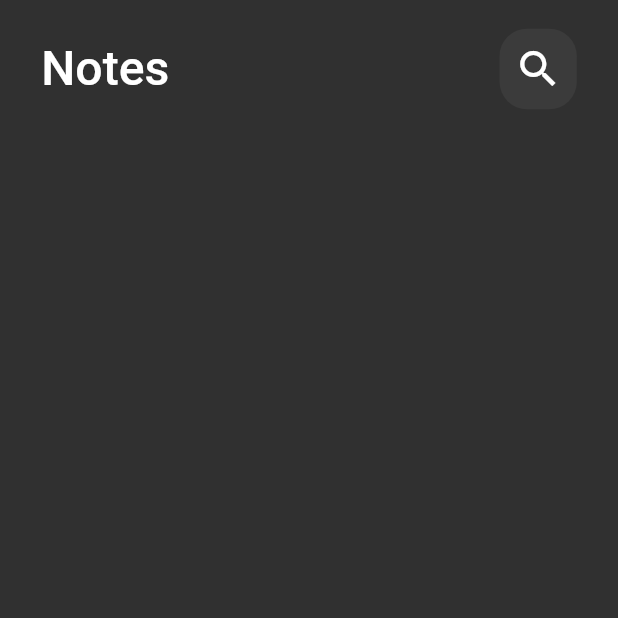
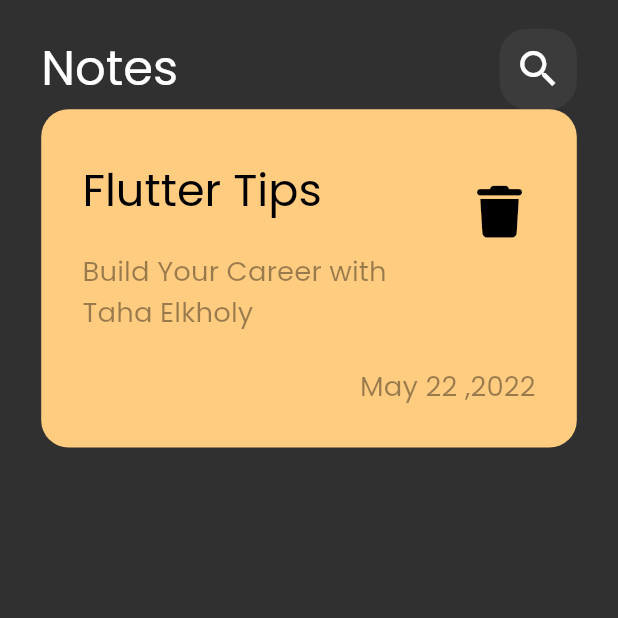
Before and after one commit to taha-elkholy/notes_app, a Flutter app: the screen it shows after launch, on a phone screen of 412 x 824 dp, the top half of it. Run offline on Flutter 3.47's test engine with Material 2 defaults, Android fonts, the phone set to English and light mode, and no system bars; our stand-ins replace flutter_screenutil, font_awesome_flutter.

Commit message:
add the note item

```diff
--- a/lib/main.dart
+++ b/lib/main.dart
@@ -20,13 +20,20 @@ class NotesApp extends StatelessWidget {
           debugShowCheckedModeBanner: false,
           theme: ThemeData(
             brightness: Brightness.dark,
+            fontFamily: 'Poppins',
             appBarTheme: const AppBarTheme(
               elevation: 0,
               backgroundColor: Colors.transparent,
             ),
-                textTheme: TextTheme(titleLarge: TextStyle(fontSize: 28.sp))),
+            textTheme: TextTheme(
+              titleLarge: TextStyle(fontSize: 28.sp),
+              titleMedium: TextStyle(fontSize: 26.sp),
+              titleSmall: TextStyle(fontSize: 16.sp),
+            ),
+          ),
           home: const NotesView(),
         );
-        });
+      },
+    );
   }
 }
--- /dev/null
+++ b/lib/views/widgets/note_item.dart
@@ -0,0 +1,65 @@
+import 'package:flutter/material.dart';
+import 'package:flutter_screenutil/flutter_screenutil.dart';
+import 'package:font_awesome_flutter/font_awesome_flutter.dart';
+
+class NoteItem extends StatelessWidget {
+  const NoteItem({super.key});
+
+  @override
+  Widget build(BuildContext context) {
+    return DecoratedBox(
+      decoration: BoxDecoration(
+        color: const Color(0xffffcc80),
+        borderRadius: BorderRadius.circular(16.r),
+      ),
+      child: Padding(
+        padding: EdgeInsets.all(24.w),
+        child: Column(
+          crossAxisAlignment: CrossAxisAlignment.end,
+          mainAxisSize: MainAxisSize.min,
+          children: [
+            ListTile(
+              contentPadding: EdgeInsets.zero,
+              title: Text(
+                'Flutter Tips',
+                maxLines: 1,
+                overflow: TextOverflow.ellipsis,
+                style: Theme.of(context)
+                    .textTheme
+                    .titleMedium
+                    ?.copyWith(color: Colors.black),
+              ),
+              subtitle: Padding(
+                padding: EdgeInsets.symmetric(vertical: 16.sp),
+                child: Text(
+                  'Build Your Career with Taha Elkholy',
+                  maxLines: 2,
+                  overflow: TextOverflow.ellipsis,
+                  style: Theme.of(context)
+                      .textTheme
+                      .titleSmall
+                      ?.copyWith(color: Colors.black.withOpacity(0.4)),
+                ),
+              ),
+              trailing: IconButton(
+                onPressed: () {},
+                icon: Icon(
+                  FontAwesomeIcons.trash,
+                  color: Colors.black,
+                  size: 30.sp,
+                ),
+              ),
+            ),
+            Text(
+              'May 22 ,2022',
+              style: Theme.of(context)
+                  .textTheme
+                  .titleSmall
+                  ?.copyWith(color: Colors.black.withOpacity(0.4)),
+            ),
+          ],
+        ),
+      ),
+    );
+  }
+}
--- a/lib/views/widgets/notes_view_body.dart
+++ b/lib/views/widgets/notes_view_body.dart
@@ -1,6 +1,7 @@
 import 'package:flutter/material.dart';
 import 'package:flutter_screenutil/flutter_screenutil.dart';
 import 'package:notes_app/views/widgets/custom_app_bar.dart';
+import 'package:notes_app/views/widgets/note_item.dart';
 
 class NotesViewBody extends StatelessWidget {
   const NotesViewBody({super.key});
@@ -15,6 +16,7 @@ class NotesViewBody extends StatelessWidget {
             height: 16.h,
           ),
           const CustomAppBar(),
+          const NoteItem()
         ],
       ),
     );
```
Also changed, not shown: pubspec.yaml (+8 -4 lines), assets/fonts/Poppins-Regular.ttf (added), pubspec.lock. Lines whose indentation alone changed are shown as unchanged.
